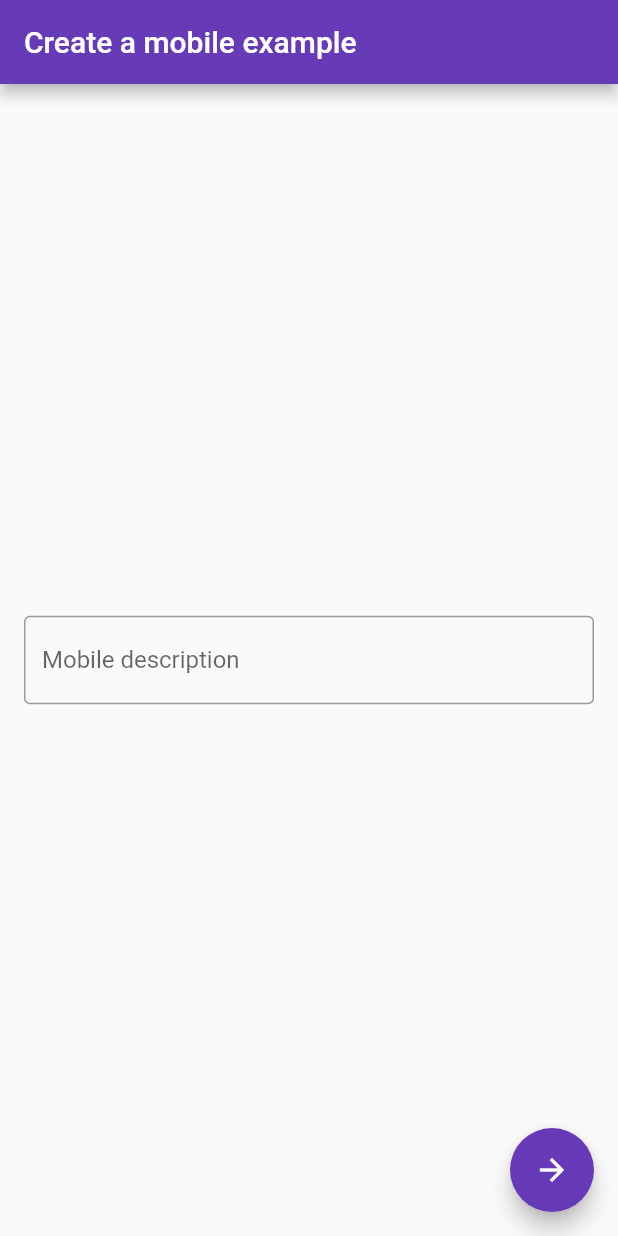
After one commit to cleitonmonteiro/mobile-pipeline, a Flutter app: the MobileForm screen opened directly, on a phone screen of 412 x 824 dp. The commit adds this screen. Run offline on Flutter 3.47's test engine with Material 2 defaults, Android fonts, the phone set to English and light mode, and no system bars; drawn by our look-alikes of overlay_support; our stand-ins replace firebase_core, firebase_messaging, geolocator, google_maps_flutter; accounts and stored records are empty; generated files the repository leaves out were written again.

Commit message:
Create the mobile update app

```diff
--- a/demo_client/lib/main.dart
+++ b/demo_client/lib/main.dart
@@ -27,7 +27,7 @@
   Widget build(BuildContext context) {
     return OverlaySupport(
       child: MaterialApp(
-        title: 'Flutter Demo',
+        title: 'Demo client',
         theme: ThemeData(
           primarySwatch: Colors.deepPurple,
         ),
--- /dev/null
+++ b/mobile_updates_demo/lib/main.dart
@@ -0,0 +1,22 @@
+import 'package:flutter/material.dart';
+import 'package:mobile_updates_demo/screen/mobile_form_screen.dart';
+
+void main() {
+  runApp(const MyApp());
+}
+
+class MyApp extends StatelessWidget {
+  const MyApp({Key? key}) : super(key: key);
+
+  // This widget is the root of your application.
+  @override
+  Widget build(BuildContext context) {
+    return MaterialApp(
+      title: 'Mobile updates demo',
+      theme: ThemeData(
+        primarySwatch: Colors.blue,
+      ),
+      home: const MobileForm(),
+    );
+  }
+}
--- /dev/null
+++ b/mobile_updates_demo/lib/model/mobile.dart
@@ -0,0 +1,17 @@
+class MobileModel {
+  MobileModel(
+    this.id,
+    this.description,
+  );
+  String id;
+  String description;
+
+  MobileModel.fromJson(Map<String, dynamic> json)
+      : id = json['_id'],
+        description = json['description'];
+
+  Map<String, dynamic> toJson() => {
+        '_id': id,
+        'description': description,
+      };
+}
--- /dev/null
+++ b/mobile_updates_demo/lib/screen/mobile_form_screen.dart
@@ -0,0 +1,60 @@
+import 'package:flutter/material.dart';
+import 'package:mobile_updates_demo/screen/updates_screen.dart';
+
+class MobileForm extends StatefulWidget {
+  const MobileForm({Key? key}) : super(key: key);
+
+  @override
+  State<MobileForm> createState() => _MobileFormState();
+}
+
+class _MobileFormState extends State<MobileForm> {
+  String? description;
+
+  handleConfirm() async {
+    final ok = true;
+    if (ok) {
+      Navigator.push(context, MaterialPageRoute(builder: (context) {
+        return UpdatesScreen(description: description!);
+      }));
+    } else {
+      ScaffoldMessenger.of(context).showSnackBar(const SnackBar(
+        content: Text('Cannot create a mobile.'),
+      ));
+    }
+  }
+
+  @override
+  Widget build(BuildContext context) {
+    return Scaffold(
+      appBar: AppBar(
+        title: const Text('Create a mobile example'),
+      ),
+      body: Center(
+        child: Column(
+          mainAxisAlignment: MainAxisAlignment.center,
+          children: <Widget>[
+            Padding(
+              padding: const EdgeInsets.all(16),
+              child: TextField(
+                decoration: const InputDecoration(
+                  border: OutlineInputBorder(),
+                  hintText: 'Description',
+                  label: Text('Mobile description'),
+                ),
+                onChanged: (value) {
+                  description = value;
+                },
+              ),
+            ),
+          ],
+        ),
+      ),
+      floatingActionButton: FloatingActionButton(
+        onPressed: handleConfirm,
+        tooltip: 'Continue',
+        child: const Icon(Icons.arrow_forward),
+      ), // This trailing comma makes auto-formatting nicer for build methods.
+    );
+  }
+}
--- /dev/null
+++ b/mobile_updates_demo/lib/utils/url.dart
@@ -0,0 +1,6 @@
+class Url {
+  // TODO: config this ip
+  static const baseUrl = "http://192.168.0.4:3000";
+
+  static const mobiles = '$baseUrl/mobiles';
+}
```
Also changed, not shown: mobile_updates_demo/analysis_options.yaml (added, +29 -0 lines), mobile_updates_demo/lib/screen/updates_screen.dart (added, +115 -0 lines), mobile_updates_demo/lib/service/api.dart (added, +28 -0 lines), mobile_updates_demo/pubspec.yaml (added, +91 -0 lines), mobile_updates_demo/pubspec.lock (added), 63 other files.
